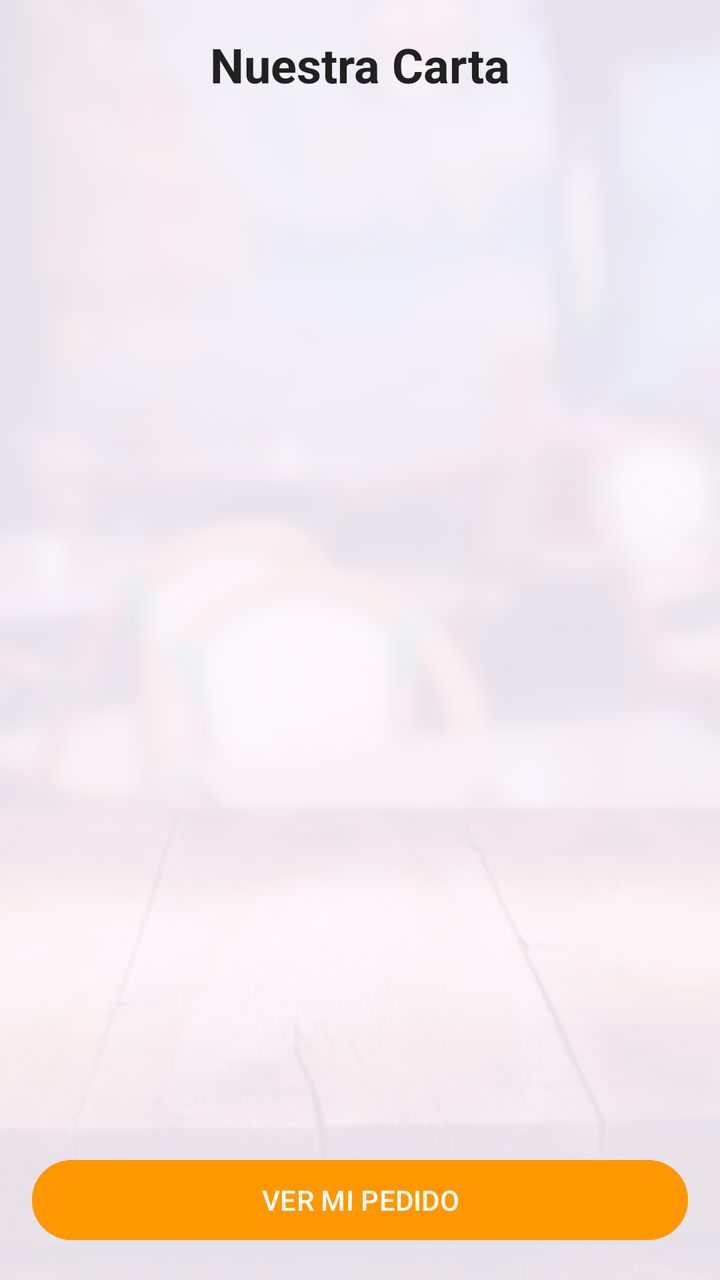
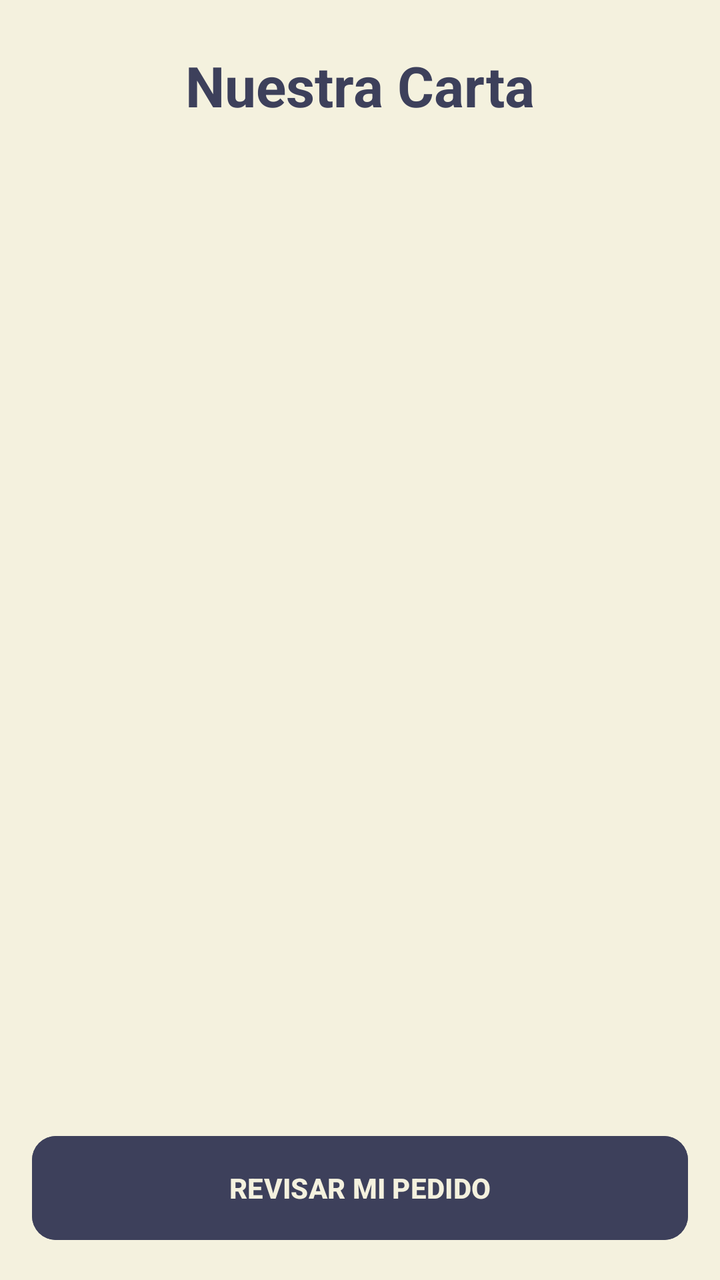

Screens rendered from an Android XML layout before and after an edit, with the pre-edit source and the edit as a unified diff.
<!-- AndroidManifest.xml: application theme Theme.Restaurante -->
<!-- res/layout/activity_carta.xml -->
<?xml version="1.0" encoding="utf-8"?>
<androidx.constraintlayout.widget.ConstraintLayout
    xmlns:android="http://schemas.android.com/apk/res/android"
    xmlns:app="http://schemas.android.com/apk/res-auto"
    xmlns:tools="http://schemas.android.com/tools"
    android:id="@+id/main"
    android:layout_width="match_parent"
    android:layout_height="match_parent"
    tools:context=".view.CartaActivity">

    <ImageView
        android:id="@+id/imgFondoCarta"
        android:layout_width="0dp"
        android:layout_height="0dp"
        android:scaleType="centerCrop"
        android:src="@drawable/fondo_restaurante"
        android:alpha="0.1"
        app:layout_constraintBottom_toBottomOf="parent"
        app:layout_constraintEnd_toEndOf="parent"
        app:layout_constraintStart_toStartOf="parent"
        app:layout_constraintTop_toTopOf="parent" />

    <TextView
        android:id="@+id/txtTituloCarta"
        android:layout_width="wrap_content"
        android:layout_height="wrap_content"
        android:layout_marginTop="16dp"
        android:text="Nuestra Carta"
        android:textColor="#212121"
        android:textSize="24sp"
        android:textStyle="bold"
        app:layout_constraintEnd_toEndOf="parent"
        app:layout_constraintStart_toStartOf="parent"
        app:layout_constraintTop_toTopOf="parent" />

    <androidx.recyclerview.widget.RecyclerView
        android:id="@+id/rvPlatos"
        android:layout_width="0dp"
        android:layout_height="0dp"
        android:paddingTop="8dp"
        android:clipToPadding="false"
        app:layout_constraintBottom_toTopOf="@+id/btnVerPedido"
        app:layout_constraintEnd_toEndOf="parent"
        app:layout_constraintStart_toStartOf="parent"
        app:layout_constraintTop_toBottomOf="@id/txtTituloCarta"
        tools:listitem="@layout/item_producto" />

    <Button
        android:id="@+id/btnVerPedido"
        android:layout_width="match_parent"
        android:layout_height="wrap_content"
        android:layout_margin="16dp"
        android:backgroundTint="#FF9800"
        android:text="VER MI PEDIDO"
        android:textColor="#FFFFFF"
        app:layout_constraintBottom_toBottomOf="parent" />

</androidx.constraintlayout.widget.ConstraintLayout>
<!-- res/layout/item_producto.xml (included above) -->
<?xml version="1.0" encoding="utf-8"?>
<androidx.cardview.widget.CardView
    xmlns:android="http://schemas.android.com/apk/res/android"
    xmlns:app="http://schemas.android.com/apk/res-auto"
    android:layout_width="match_parent"
    android:layout_height="wrap_content"
    android:layout_marginHorizontal="12dp"
    android:layout_marginVertical="6dp"
    app:cardCornerRadius="12dp"
    app:cardElevation="4dp">

    <LinearLayout
        android:layout_width="match_parent"
        android:layout_height="wrap_content"
        android:orientation="horizontal"
        android:padding="16dp">

        <LinearLayout
            android:layout_width="0dp"
            android:layout_height="wrap_content"
            android:layout_weight="1"
            android:orientation="vertical">

            <TextView
                android:id="@+id/txtNombrePlato"
                android:layout_width="wrap_content"
                android:layout_height="wrap_content"
                android:text="Nombre del Producto"
                android:textColor="#212121"
                android:textSize="18sp"
                android:textStyle="bold" />

            <TextView
                android:id="@+id/txtDescripcionFalsa"
                android:layout_width="wrap_content"
                android:layout_height="wrap_content"
                android:text="Ingredientes frescos y elaboración casera"
                android:textColor="#757575"
                android:textSize="14sp" />

            <TextView
                android:id="@+id/txtEstadoProducto"
                android:layout_width="wrap_content"
                android:layout_height="wrap_content"
                android:text="AGOTADO"
                android:textColor="#F44336"
                android:textSize="12sp"
                android:textStyle="bold"
                android:visibility="gone" />
        </LinearLayout>

        <TextView
            android:id="@+id/txtPrecioPlato"
            android:layout_width="wrap_content"
            android:layout_height="wrap_content"
            android:layout_gravity="center_vertical"
            android:text="12.50€"
            android:textColor="#FF5722"
            android:textSize="16sp"
            android:textStyle="bold" />

    </LinearLayout>

</androidx.cardview.widget.CardView>
<!-- resources referenced by this layout -->
<resources>
  <!-- drawable fondo_restaurante: jpg bitmap (drawable, 26560 bytes) -->
  <style name="Theme.Restaurante" parent="Base.Theme.Restaurante" />
  <style name="Base.Theme.Restaurante" parent="Theme.Material3.DayNight.NoActionBar">
          
          
      </style>
</resources>

<!-- the commit's change to res/layout/activity_carta.xml (unified diff, before → after) -->
@@ -6,28 +6,17 @@
     android:id="@+id/main"
     android:layout_width="match_parent"
     android:layout_height="match_parent"
+    android:background="@color/eggshell"
     tools:context=".view.CartaActivity">
-
-    <ImageView
-        android:id="@+id/imgFondoCarta"
-        android:layout_width="0dp"
-        android:layout_height="0dp"
-        android:scaleType="centerCrop"
-        android:src="@drawable/fondo_restaurante"
-        android:alpha="0.1"
-        app:layout_constraintBottom_toBottomOf="parent"
-        app:layout_constraintEnd_toEndOf="parent"
-        app:layout_constraintStart_toStartOf="parent"
-        app:layout_constraintTop_toTopOf="parent" />
 
     <TextView
         android:id="@+id/txtTituloCarta"
         android:layout_width="wrap_content"
         android:layout_height="wrap_content"
-        android:layout_marginTop="16dp"
+        android:layout_marginTop="24dp"
         android:text="Nuestra Carta"
-        android:textColor="#212121"
-        android:textSize="24sp"
+        android:textColor="@color/twilight_indigo"
+        android:textSize="28sp"
         android:textStyle="bold"
         app:layout_constraintEnd_toEndOf="parent"
         app:layout_constraintStart_toStartOf="parent"
@@ -37,7 +26,7 @@
         android:id="@+id/rvPlatos"
         android:layout_width="0dp"
         android:layout_height="0dp"
-        android:paddingTop="8dp"
+        android:paddingTop="16dp"
         android:clipToPadding="false"
         app:layout_constraintBottom_toTopOf="@+id/btnVerPedido"
         app:layout_constraintEnd_toEndOf="parent"
@@ -48,11 +37,13 @@
     <Button
         android:id="@+id/btnVerPedido"
         android:layout_width="match_parent"
-        android:layout_height="wrap_content"
+        android:layout_height="60dp"
         android:layout_margin="16dp"
-        android:backgroundTint="#FF9800"
-        android:text="VER MI PEDIDO"
-        android:textColor="#FFFFFF"
+        android:backgroundTint="@color/twilight_indigo"
+        android:text="REVISAR MI PEDIDO"
+        android:textColor="@color/eggshell"
+        android:textStyle="bold"
+        app:cornerRadius="12dp"
         app:layout_constraintBottom_toBottomOf="parent" />
 
 </androidx.constraintlayout.widget.ConstraintLayout>
@@ -65,59 +56,69 @@
     android:layout_height="wrap_content"
     android:layout_marginHorizontal="12dp"
     android:layout_marginVertical="6dp"
-    app:cardCornerRadius="12dp"
+    app:cardCornerRadius="16dp"
     app:cardElevation="4dp">
 
     <LinearLayout
         android:layout_width="match_parent"
         android:layout_height="wrap_content"
         android:orientation="horizontal"
-        android:padding="16dp">
+        android:padding="16dp"
+        android:background="@color/card_surface">
 
         <LinearLayout
             android:layout_width="0dp"
             android:layout_height="wrap_content"
             android:layout_weight="1"
-            android:orientation="vertical">
+            android:orientation="vertical"
+            android:layout_marginEnd="16dp">
 
             <TextView
                 android:id="@+id/txtNombrePlato"
-                android:layout_width="wrap_content"
+                android:layout_width="match_parent"
                 android:layout_height="wrap_content"
                 android:text="Nombre del Producto"
-                android:textColor="#212121"
+                android:textColor="@color/primary"
                 android:textSize="18sp"
-                android:textStyle="bold" />
+                android:textStyle="bold"
+                android:ellipsize="end"
+                android:maxLines="2" />
 
             <TextView
-                android:id="@+id/txtDescripcionFalsa"
-                android:layout_width="wrap_content"
+                android:id="@+id/txtDescripcionProducto"
+                android:layout_width="match_parent"
                 android:layout_height="wrap_content"
-                android:text="Ingredientes frescos y elaboración casera"
-                android:textColor="#757575"
-                android:textSize="14sp" />
+                android:layout_marginTop="2dp"
+                android:text="Descripción detallada del plato..."
+                android:textColor="@color/secondary"
+                android:textSize="14sp"
+                android:ellipsize="end"
+                android:maxLines="2" />
 
             <TextView
                 android:id="@+id/txtEstadoProducto"
                 android:layout_width="wrap_content"
                 android:layout_height="wrap_content"
+                android:layout_marginTop="4dp"
                 android:text="AGOTADO"
-                android:textColor="#F44336"
+                android:textColor="@color/accent"
                 android:textSize="12sp"
                 android:textStyle="bold"
                 android:visibility="gone" />
         </LinearLayout>
 
+        
         <TextView
             android:id="@+id/txtPrecioPlato"
             android:layout_width="wrap_content"
             android:layout_height="wrap_content"
             android:layout_gravity="center_vertical"
-            android:text="12.50€"
-            android:textColor="#FF5722"
-            android:textSize="16sp"
+            android:minWidth="85dp"
+            android:gravity="end"
+            android:text="0.00€"
+            android:textColor="@color/accent"
+            android:textSize="18sp"
             android:textStyle="bold" />
 
     </LinearLayout>
-
 </androidx.cardview.widget.CardView>
<!-- resource entries referenced after the edit -->
@@ -1,10 +1,32 @@
 <!-- resources referenced by this layout -->
 <resources>
-  <!-- drawable fondo_restaurante: jpg bitmap (drawable, 26560 bytes) -->
+  <color name="accent">@color/burnt_peach</color>
+  <color name="card_surface">@color/white</color>
+  <color name="eggshell">#F4F1DE</color>
+  <color name="primary">@color/twilight_indigo</color>
+  <color name="secondary">@color/muted_teal</color>
+  <color name="twilight_indigo">#3D405B</color>
   <style name="Theme.Restaurante" parent="Base.Theme.Restaurante" />
+  <color name="burnt_peach">#E07A5F</color>
+  <color name="white">#FFFFFFFF</color>
+  <color name="muted_teal">#81B29A</color>
   <style name="Base.Theme.Restaurante" parent="Theme.Material3.DayNight.NoActionBar">
-          
-          
+          <item name="colorPrimary">@color/primary</item>
+          <item name="colorOnPrimary">@color/white</item>
+          <item name="colorPrimaryContainer">@color/secondary</item>
+          <item name="colorOnPrimaryContainer">@color/white</item>
+  
+          <item name="colorSecondary">@color/accent</item>
+          <item name="colorOnSecondary">@color/white</item>
+          <item name="colorSecondaryContainer">@color/highlight</item>
+  
+          <item name="android:windowBackground">@color/background_app</item>
+          <item name="colorError">@color/accent</item>
+  
+          <item name="android:statusBarColor">@color/primary</item>
       </style>
+  <color name="highlight">@color/apricot_cream</color>
+  <color name="background_app">@color/eggshell</color>
+  <color name="apricot_cream">#F2CC8F</color>
 </resources>
 
